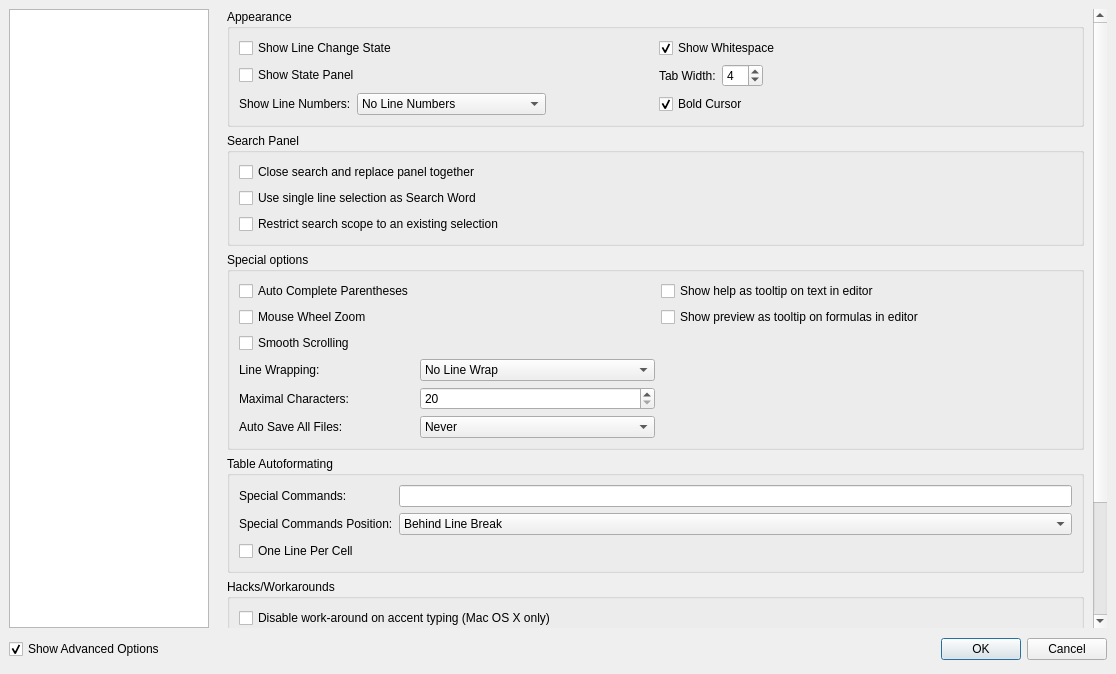
svn2github/texstudio-trunk, file configdialog.ui: the form before one commit.
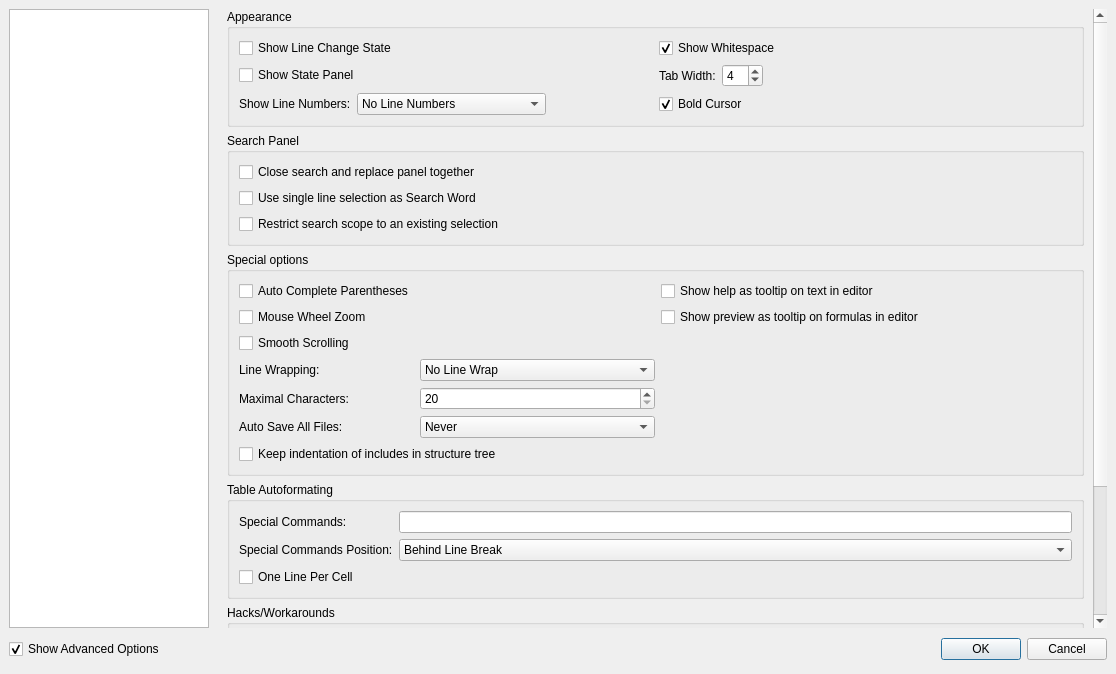
The form after the commit. The open tabs and pages were chosen to show the change. Icons and pictures are not drawn.

Commit message: do not reset structure view on include entries (b682, fr312)

Diff of the .ui file:
```diff
--- a/configdialog.ui
+++ b/configdialog.ui
@@ -1410,7 +1410,7 @@
             <x>0</x>
             <y>0</y>
             <width>865</width>
-            <height>776</height>
+            <height>802</height>
            </rect>
           </property>
           <layout class="QVBoxLayout" name="verticalLayout_8">
@@ -1734,6 +1734,13 @@
                 </property>
                </widget>
               </item>
+              <item row="10" column="0" colspan="2">
+               <widget class="QCheckBox" name="checkBoxIndentIncludesInStructureTree">
+                <property name="text">
+                 <string>Keep indentation of includes in structure tree</string>
+                </property>
+               </widget>
+              </item>
              </layout>
             </widget>
            </item>
```
Left out of the diff: 32 changed lines with no effect on the pictures. The commit also changes 5 other files.
